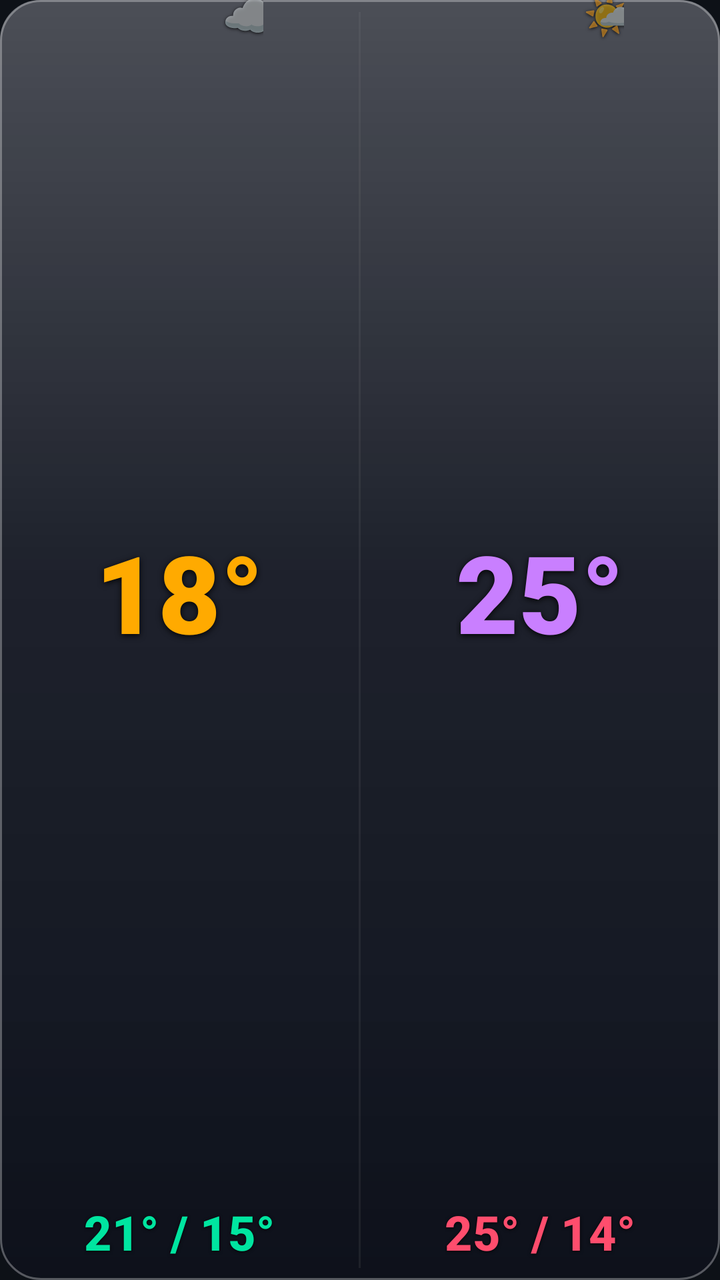
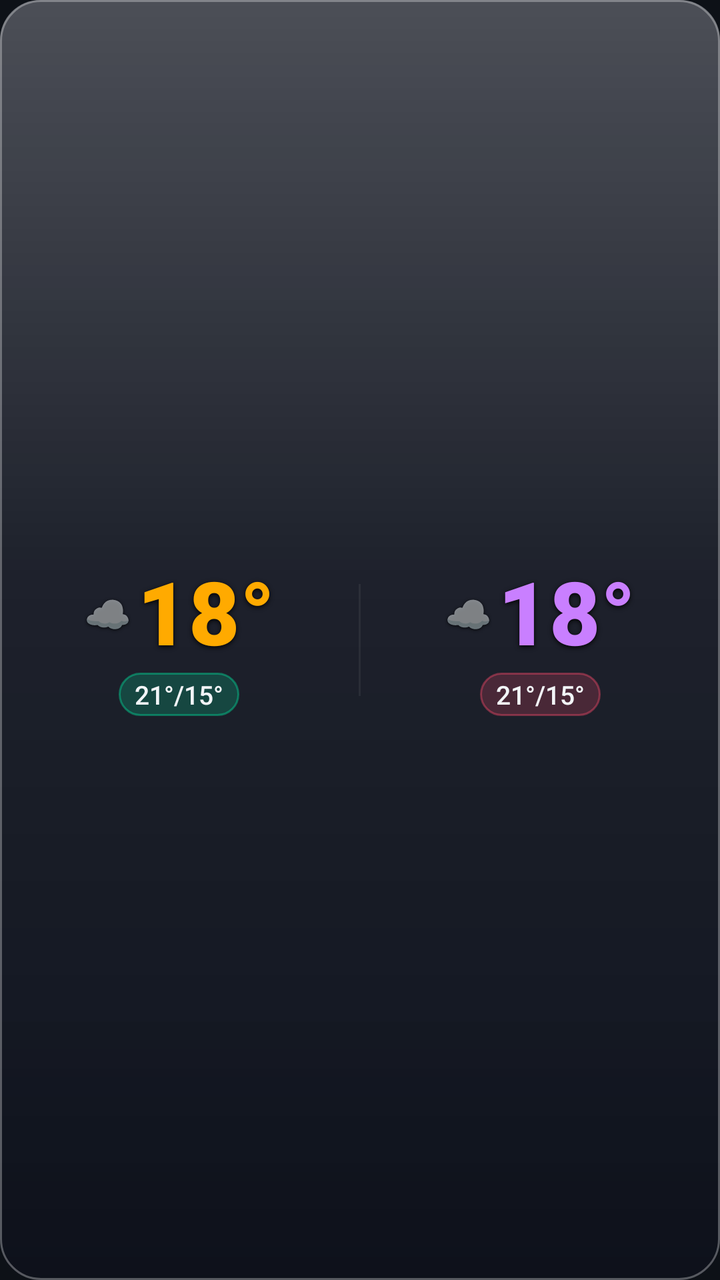

The first picture is an Android layout as it rendered before a commit; the second is the same layout after the commit. The layout source and the unified diff follow.
<!-- AndroidManifest.xml: application theme Theme.Weather28 -->
<!-- res/layout/widget_dark_s.xml -->
<?xml version="1.0" encoding="utf-8"?>
<LinearLayout xmlns:android="http://schemas.android.com/apk/res/android"
    android:id="@+id/widget_root"
    android:layout_width="match_parent"
    android:layout_height="match_parent"
    android:orientation="vertical"
    android:background="@drawable/widget_bg_dark">


    <LinearLayout
        android:layout_width="match_parent"
        android:layout_height="0dp"
        android:layout_weight="1"
        android:orientation="horizontal">

        
        <LinearLayout
            android:layout_width="0dp"
            android:layout_height="match_parent"
            android:layout_weight="1"
            android:orientation="vertical"
            android:gravity="center_horizontal"
            android:paddingStart="6dp"
            android:paddingEnd="6dp"
            android:paddingBottom="8dp">

            <FrameLayout
                android:layout_width="wrap_content"
                android:layout_height="0dp"
                android:layout_weight="1">

                <TextView
                    android:id="@+id/today_temp"
                    android:layout_width="wrap_content"
                    android:layout_height="wrap_content"
                    android:layout_gravity="center"
                    android:text="18°"
                    android:textColor="#ffaa00"
                    android:textSize="54sp"
                    android:fontFamily="sans-serif-black"
                    android:includeFontPadding="false"
                    android:gravity="center"
                    android:shadowColor="#e6000000" android:shadowDx="0" android:shadowDy="2" android:shadowRadius="7"/>

                <TextView
                    android:id="@+id/today_icon"
                    android:layout_width="wrap_content"
                    android:layout_height="wrap_content"
                    android:layout_gravity="top|end"
                    android:layout_marginTop="-5dp"
                    android:layout_marginEnd="-7dp"
                    android:text="☁️"
                    android:textSize="22sp"
                    android:includeFontPadding="false"
                    android:gravity="center"
                    android:shadowColor="#cc000000" android:shadowDx="0" android:shadowDy="1" android:shadowRadius="4"/>
            </FrameLayout>

            <TextView
                android:id="@+id/today_minmax"
                android:layout_width="wrap_content"
                android:layout_height="wrap_content"
                android:text="21° / 15°"
                android:textColor="#00e5a0"
                android:textSize="24sp"
                android:fontFamily="sans-serif-medium"
                android:textStyle="bold"
                android:layout_marginTop="2dp"
                android:shadowColor="#cc000000" android:shadowDx="0" android:shadowDy="1" android:shadowRadius="4"/>
        </LinearLayout>

        <TextView
            android:layout_width="1dp"
            android:layout_height="match_parent"
            android:background="#22888888"
            android:layout_marginTop="6dp"
            android:layout_marginBottom="6dp"
            android:text=""/>

        
        <LinearLayout
            android:layout_width="0dp"
            android:layout_height="match_parent"
            android:layout_weight="1"
            android:orientation="vertical"
            android:gravity="center_horizontal"
            android:paddingStart="6dp"
            android:paddingEnd="6dp"
            android:paddingBottom="8dp">

            <FrameLayout
                android:layout_width="wrap_content"
                android:layout_height="0dp"
                android:layout_weight="1">

                <TextView
                    android:id="@+id/tomorrow_temp"
                    android:layout_width="wrap_content"
                    android:layout_height="wrap_content"
                    android:layout_gravity="center"
                    android:text="25°"
                    android:textColor="#c97fff"
                    android:textSize="54sp"
                    android:fontFamily="sans-serif-black"
                    android:includeFontPadding="false"
                    android:gravity="center"
                    android:shadowColor="#e6000000" android:shadowDx="0" android:shadowDy="2" android:shadowRadius="7"/>

                <TextView
                    android:id="@+id/tomorrow_icon"
                    android:layout_width="wrap_content"
                    android:layout_height="wrap_content"
                    android:layout_gravity="top|end"
                    android:layout_marginTop="-5dp"
                    android:layout_marginEnd="-7dp"
                    android:text="🌤️"
                    android:textSize="22sp"
                    android:includeFontPadding="false"
                    android:gravity="center"
                    android:shadowColor="#cc000000" android:shadowDx="0" android:shadowDy="1" android:shadowRadius="4"/>
            </FrameLayout>

            <TextView
                android:id="@+id/tomorrow_minmax"
                android:layout_width="wrap_content"
                android:layout_height="wrap_content"
                android:text="25° / 14°"
                android:textColor="#ff4d6d"
                android:textSize="24sp"
                android:fontFamily="sans-serif-medium"
                android:textStyle="bold"
                android:layout_marginTop="2dp"
                android:shadowColor="#cc000000" android:shadowDx="0" android:shadowDy="1" android:shadowRadius="4"/>
        </LinearLayout>
    </LinearLayout>

    <TextView android:id="@+id/widget_refresh" android:layout_width="0dp" android:layout_height="0dp" android:visibility="gone"/>
    <TextView android:id="@+id/today_desc"    android:layout_width="0dp" android:layout_height="0dp" android:visibility="gone"/>
    <TextView android:id="@+id/tomorrow_desc" android:layout_width="0dp" android:layout_height="0dp" android:visibility="gone"/>
    <TextView android:id="@+id/today_icon_bg" android:layout_width="0dp" android:layout_height="0dp" android:visibility="gone"/>
    <TextView android:id="@+id/tomorrow_icon_bg" android:layout_width="0dp" android:layout_height="0dp" android:visibility="gone"/>
    <TextView android:id="@+id/today_rain"    android:layout_width="0dp" android:layout_height="0dp" android:visibility="gone"/>
    <TextView android:id="@+id/today_wind"    android:layout_width="0dp" android:layout_height="0dp" android:visibility="gone"/>
    <TextView android:id="@+id/tomorrow_rain" android:layout_width="0dp" android:layout_height="0dp" android:visibility="gone"/>
    <TextView android:id="@+id/tomorrow_wind" android:layout_width="0dp" android:layout_height="0dp" android:visibility="gone"/>

</LinearLayout>
<!-- resources referenced by this layout -->
<resources>
  <!-- drawable widget_bg_dark (drawable) -->
  <?xml version="1.0" encoding="utf-8"?>
  <layer-list xmlns:android="http://schemas.android.com/apk/res/android">
      <item>
          <shape android:shape="rectangle">
              <solid android:color="#CC101520"/>
              <corners android:radius="20dp"/>
          </shape>
      </item>
      <item>
          <shape android:shape="rectangle">
              <gradient
                  android:type="linear"
                  android:angle="115"
                  android:startColor="#40FFFFFF"
                  android:centerColor="#0FFFFFFF"
                  android:endColor="#00FFFFFF"
                  android:centerY="0.45"/>
              <corners android:radius="20dp"/>
          </shape>
      </item>
      <item>
          <shape android:shape="rectangle">
              <gradient
                  android:type="linear"
                  android:angle="90"
                  android:startColor="#22000000"
                  android:centerColor="#00000000"
                  android:endColor="#00000000"
                  android:centerY="0.25"/>
              <corners android:radius="20dp"/>
          </shape>
      </item>
      <item>
          <shape android:shape="rectangle">
              <stroke android:width="1dp" android:color="#4DFFFFFF"/>
              <corners android:radius="20dp"/>
          </shape>
      </item>
  </layer-list>
  <style name="Theme.Weather28" parent="Theme.MaterialComponents.DayNight.NoActionBar">
          <item name="colorPrimary">#00e5a0</item>
          <item name="colorPrimaryVariant">#4d9fff</item>
          <item name="colorOnPrimary">#0d1117</item>
          <item name="android:windowBackground">#0d1117</item>
          <item name="android:statusBarColor">#0d1117</item>
          <item name="android:navigationBarColor">#0d1117</item>
      </style>
</resources>

<!-- the commit's change to res/layout/widget_dark_s.xml (unified diff, before → after) -->
@@ -6,141 +6,142 @@
     android:orientation="vertical"
     android:background="@drawable/widget_bg_dark">
 
-
     <LinearLayout
         android:layout_width="match_parent"
         android:layout_height="0dp"
         android:layout_weight="1"
-        android:orientation="horizontal">
+        android:orientation="horizontal"
+        android:gravity="center_vertical">
 
-        
         <LinearLayout
             android:layout_width="0dp"
             android:layout_height="match_parent"
             android:layout_weight="1"
             android:orientation="vertical"
-            android:gravity="center_horizontal"
-            android:paddingStart="6dp"
-            android:paddingEnd="6dp"
-            android:paddingBottom="8dp">
+            android:gravity="center"
+            android:paddingStart="5dp"
+            android:paddingEnd="5dp">
 
-            <FrameLayout
+            <LinearLayout
                 android:layout_width="wrap_content"
-                android:layout_height="0dp"
-                android:layout_weight="1">
+                android:layout_height="wrap_content"
+                android:orientation="horizontal"
+                android:gravity="center_vertical">
+
+                <TextView
+                    android:id="@+id/today_icon"
+                    android:layout_width="wrap_content"
+                    android:layout_height="wrap_content"
+                    android:text="☁️"
+                    android:textSize="19sp"
+                    android:includeFontPadding="false"
+                    android:gravity="center"
+                    android:layout_marginEnd="3dp"
+                    android:shadowColor="#cc000000" android:shadowDx="0" android:shadowDy="1" android:shadowRadius="4"/>
 
                 <TextView
                     android:id="@+id/today_temp"
                     android:layout_width="wrap_content"
                     android:layout_height="wrap_content"
-                    android:layout_gravity="center"
                     android:text="18°"
                     android:textColor="#ffaa00"
-                    android:textSize="54sp"
+                    android:textSize="44sp"
                     android:fontFamily="sans-serif-black"
                     android:includeFontPadding="false"
                     android:gravity="center"
-                    android:shadowColor="#e6000000" android:shadowDx="0" android:shadowDy="2" android:shadowRadius="7"/>
-
-                <TextView
-                    android:id="@+id/today_icon"
-                    android:layout_width="wrap_content"
-                    android:layout_height="wrap_content"
-                    android:layout_gravity="top|end"
-                    android:layout_marginTop="-5dp"
-                    android:layout_marginEnd="-7dp"
-                    android:text="☁️"
-                    android:textSize="22sp"
-                    android:includeFontPadding="false"
-                    android:gravity="center"
-                    android:shadowColor="#cc000000" android:shadowDx="0" android:shadowDy="1" android:shadowRadius="4"/>
-            </FrameLayout>
+                    android:shadowColor="#e6000000" android:shadowDx="0" android:shadowDy="2" android:shadowRadius="6"/>
+            </LinearLayout>
 
             <TextView
                 android:id="@+id/today_minmax"
                 android:layout_width="wrap_content"
                 android:layout_height="wrap_content"
-                android:text="21° / 15°"
-                android:textColor="#00e5a0"
-                android:textSize="24sp"
+                android:text="21°/15°"
+                android:textColor="#f2f5f8"
+                android:textSize="13sp"
                 android:fontFamily="sans-serif-medium"
-                android:textStyle="bold"
-                android:layout_marginTop="2dp"
-                android:shadowColor="#cc000000" android:shadowDx="0" android:shadowDy="1" android:shadowRadius="4"/>
+                android:maxLines="1"
+                android:ellipsize="end"
+                android:background="@drawable/widget_pill_green"
+                android:paddingStart="8dp"
+                android:paddingEnd="8dp"
+                android:paddingTop="2dp"
+                android:paddingBottom="2dp"
+                android:layout_marginTop="3dp"/>
         </LinearLayout>
 
         <TextView
             android:layout_width="1dp"
-            android:layout_height="match_parent"
+            android:layout_height="56dp"
             android:background="#22888888"
-            android:layout_marginTop="6dp"
-            android:layout_marginBottom="6dp"
             android:text=""/>
 
-        
         <LinearLayout
             android:layout_width="0dp"
             android:layout_height="match_parent"
             android:layout_weight="1"
             android:orientation="vertical"
-            android:gravity="center_horizontal"
-            android:paddingStart="6dp"
-            android:paddingEnd="6dp"
-            android:paddingBottom="8dp">
+            android:gravity="center"
+            android:paddingStart="5dp"
+            android:paddingEnd="5dp">
 
-            <FrameLayout
+            <LinearLayout
                 android:layout_width="wrap_content"
-                android:layout_height="0dp"
-                android:layout_weight="1">
+                android:layout_height="wrap_content"
+                android:orientation="horizontal"
+                android:gravity="center_vertical">
+
+                <TextView
+                    android:id="@+id/tomorrow_icon"
+                    android:layout_width="wrap_content"
+                    android:layout_height="wrap_content"
+                    android:text="☁️"
+                    android:textSize="19sp"
+                    android:includeFontPadding="false"
+                    android:gravity="center"
+                    android:layout_marginEnd="3dp"
+                    android:shadowColor="#cc000000" android:shadowDx="0" android:shadowDy="1" android:shadowRadius="4"/>
 
                 <TextView
                     android:id="@+id/tomorrow_temp"
                     android:layout_width="wrap_content"
                     android:layout_height="wrap_content"
-                    android:layout_gravity="center"
-                    android:text="25°"
+                    android:text="18°"
                     android:textColor="#c97fff"
-                    android:textSize="54sp"
+                    android:textSize="44sp"
                     android:fontFamily="sans-serif-black"
                     android:includeFontPadding="false"
                     android:gravity="center"
-                    android:shadowColor="#e6000000" android:shadowDx="0" android:shadowDy="2" android:shadowRadius="7"/>
-
-                <TextView
-                    android:id="@+id/tomorrow_icon"
-                    android:layout_width="wrap_content"
-                    android:layout_height="wrap_content"
-                    android:layout_gravity="top|end"
-                    android:layout_marginTop="-5dp"
-                    android:layout_marginEnd="-7dp"
-                    android:text="🌤️"
-                    android:textSize="22sp"
-                    android:includeFontPadding="false"
-                    android:gravity="center"
-                    android:shadowColor="#cc000000" android:shadowDx="0" android:shadowDy="1" android:shadowRadius="4"/>
-            </FrameLayout>
+                    android:shadowColor="#e6000000" android:shadowDx="0" android:shadowDy="2" android:shadowRadius="6"/>
+            </LinearLayout>
 
             <TextView
                 android:id="@+id/tomorrow_minmax"
                 android:layout_width="wrap_content"
                 android:layout_height="wrap_content"
-                android:text="25° / 14°"
-                android:textColor="#ff4d6d"
-                android:textSize="24sp"
+                android:text="21°/15°"
+                android:textColor="#f2f5f8"
+                android:textSize="13sp"
                 android:fontFamily="sans-serif-medium"
-                android:textStyle="bold"
-                android:layout_marginTop="2dp"
-                android:shadowColor="#cc000000" android:shadowDx="0" android:shadowDy="1" android:shadowRadius="4"/>
+                android:maxLines="1"
+                android:ellipsize="end"
+                android:background="@drawable/widget_pill_pink"
+                android:paddingStart="8dp"
+                android:paddingEnd="8dp"
+                android:paddingTop="2dp"
+                android:paddingBottom="2dp"
+                android:layout_marginTop="3dp"/>
         </LinearLayout>
+
     </LinearLayout>
 
     <TextView android:id="@+id/widget_refresh" android:layout_width="0dp" android:layout_height="0dp" android:visibility="gone"/>
-    <TextView android:id="@+id/today_desc"    android:layout_width="0dp" android:layout_height="0dp" android:visibility="gone"/>
+    <TextView android:id="@+id/today_desc" android:layout_width="0dp" android:layout_height="0dp" android:visibility="gone"/>
     <TextView android:id="@+id/tomorrow_desc" android:layout_width="0dp" android:layout_height="0dp" android:visibility="gone"/>
     <TextView android:id="@+id/today_icon_bg" android:layout_width="0dp" android:layout_height="0dp" android:visibility="gone"/>
     <TextView android:id="@+id/tomorrow_icon_bg" android:layout_width="0dp" android:layout_height="0dp" android:visibility="gone"/>
-    <TextView android:id="@+id/today_rain"    android:layout_width="0dp" android:layout_height="0dp" android:visibility="gone"/>
-    <TextView android:id="@+id/today_wind"    android:layout_width="0dp" android:layout_height="0dp" android:visibility="gone"/>
+    <TextView android:id="@+id/today_rain" android:layout_width="0dp" android:layout_height="0dp" android:visibility="gone"/>
+    <TextView android:id="@+id/today_wind" android:layout_width="0dp" android:layout_height="0dp" android:visibility="gone"/>
     <TextView android:id="@+id/tomorrow_rain" android:layout_width="0dp" android:layout_height="0dp" android:visibility="gone"/>
     <TextView android:id="@+id/tomorrow_wind" android:layout_width="0dp" android:layout_height="0dp" android:visibility="gone"/>
 
<!-- resource entries referenced after the edit -->
@@ -40,6 +40,20 @@
           </shape>
       </item>
   </layer-list>
+  <!-- drawable widget_pill_green (drawable) -->
+  <?xml version="1.0" encoding="utf-8"?>
+  <shape xmlns:android="http://schemas.android.com/apk/res/android" android:shape="rectangle">
+      <solid android:color="#3300e5a0"/>
+      <stroke android:width="1dp" android:color="#6600e5a0"/>
+      <corners android:radius="20dp"/>
+  </shape>
+  <!-- drawable widget_pill_pink (drawable) -->
+  <?xml version="1.0" encoding="utf-8"?>
+  <shape xmlns:android="http://schemas.android.com/apk/res/android" android:shape="rectangle">
+      <solid android:color="#33ff4d6d"/>
+      <stroke android:width="1dp" android:color="#66ff4d6d"/>
+      <corners android:radius="20dp"/>
+  </shape>
   <style name="Theme.Weather28" parent="Theme.MaterialComponents.DayNight.NoActionBar">
           <item name="colorPrimary">#00e5a0</item>
           <item name="colorPrimaryVariant">#4d9fff</item>
